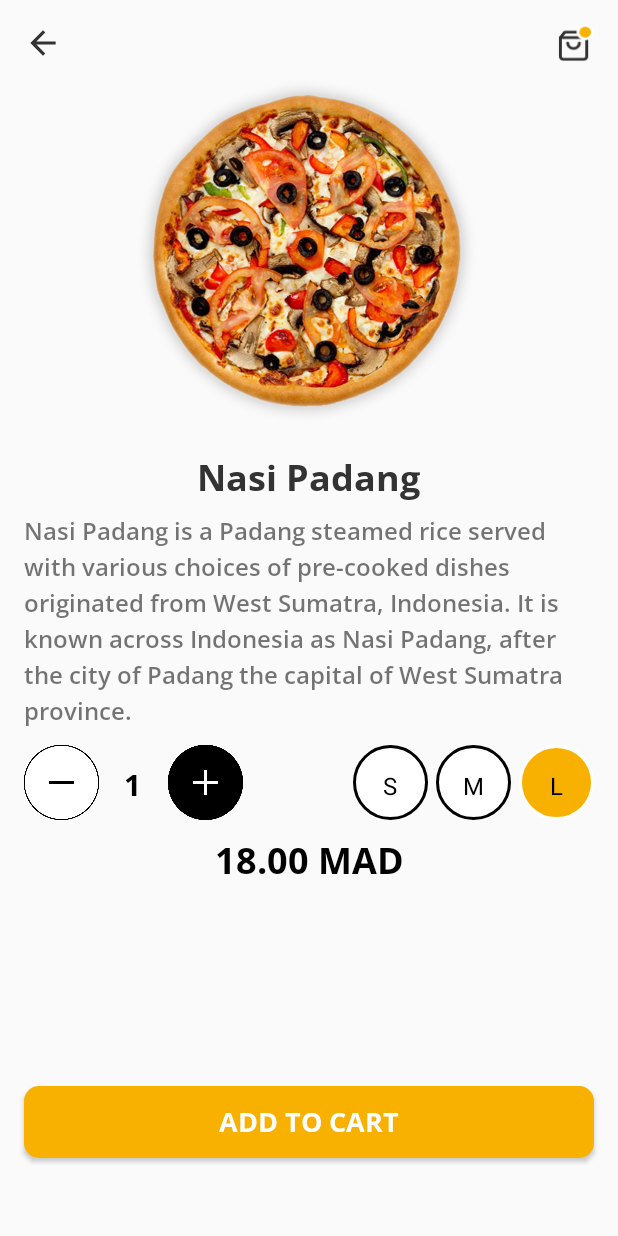
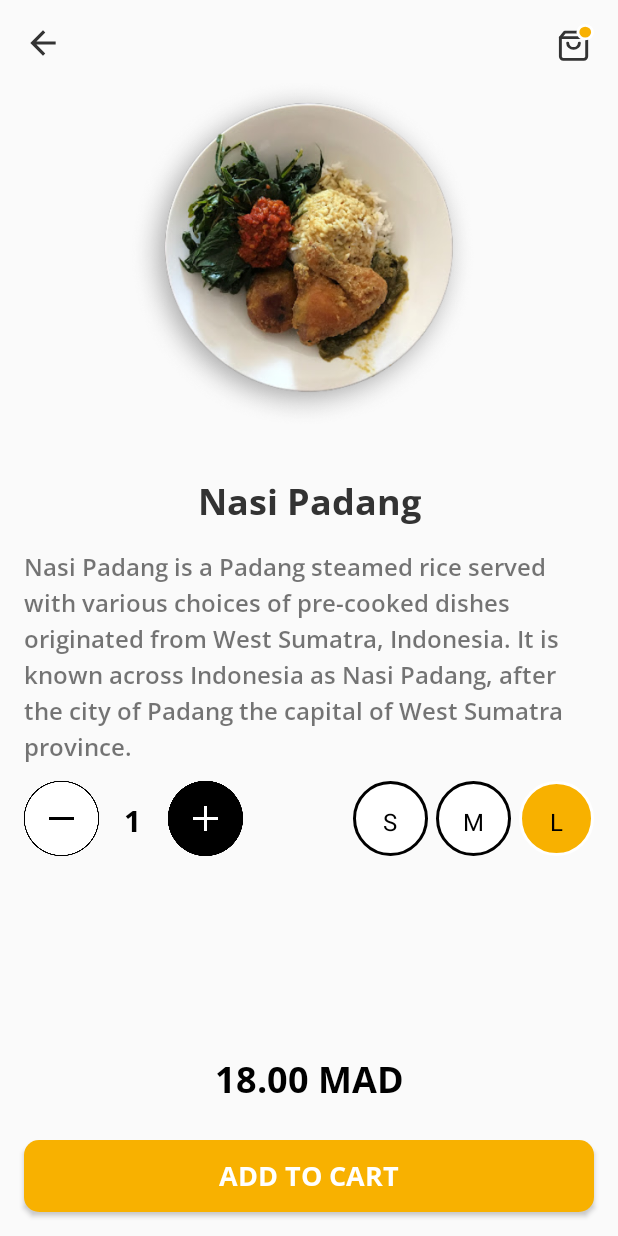
Before and after one commit to mouadbenhomane/PizzaHub-Delivery, an Android app: the layout pizza_details.xml on its own in the app's theme, with its tools: preview values and no code run, on a phone screen of 412 x 824 dp. Run offline under Robolectric (Android 15) with nearby library versions, the phone set to English and light mode, and no system bars.

Commit message:
Revert "Update some things"
This reverts commit cdf9dfa83acb51a2843024e619abb18a1011c977.

```diff
--- a/PizzaHub-delivery/app/build.gradle
+++ b/PizzaHub-delivery/app/build.gradle
@@ -28,7 +28,6 @@ dependencies {
 
     implementation 'androidx.appcompat:appcompat:1.1.0'
     implementation 'androidx.constraintlayout:constraintlayout:1.1.3'
-    implementation 'com.google.android.material:material:1.5.0'
     testImplementation 'junit:junit:4.12'
     androidTestImplementation 'androidx.test.ext:junit:1.1.1'
     androidTestImplementation 'androidx.test.espresso:espresso-core:3.2.0'
--- a/PizzaHub-delivery/app/src/main/res/layout/activity_main.xml
+++ b/PizzaHub-delivery/app/src/main/res/layout/activity_main.xml
@@ -9,7 +9,6 @@
     android:layout_width="match_parent"
     android:layout_height="match_parent"
     tools:context=".MainActivity">
-
 
     <ImageView
         android:id="@+id/logo"
--- a/PizzaHub-delivery/app/src/main/res/layout/pizza_details.xml
+++ b/PizzaHub-delivery/app/src/main/res/layout/pizza_details.xml
@@ -14,19 +14,18 @@
         app:layout_constraintEnd_toEndOf="parent"
         app:layout_constraintStart_toStartOf="parent"
         app:layout_constraintTop_toBottomOf="@+id/back"
-        app:srcCompat="@drawable/pizza1" />
+        app:srcCompat="@drawable/recommended1" />
 
     <TextView
         android:id="@+id/name"
         android:layout_width="wrap_content"
         android:layout_height="wrap_content"
-        android:layout_marginTop="4dp"
+        android:layout_marginTop="20dp"
         android:fontFamily="@font/open_sans_bold"
         android:text="Nasi Padang"
         android:textColor="#333333"
         android:textSize="24sp"
         app:layout_constraintEnd_toEndOf="parent"
-        app:layout_constraintHorizontal_bias="0.498"
         app:layout_constraintStart_toStartOf="parent"
         app:layout_constraintTop_toBottomOf="@+id/pizzaImg" />
 
@@ -48,21 +47,21 @@
         android:id="@+id/price2"
         android:layout_width="wrap_content"
         android:layout_height="wrap_content"
-        android:layout_marginTop="10dp"
+        android:layout_marginBottom="24dp"
         android:fontFamily="@font/open_sans_bold"
         android:text="18.00 MAD"
         android:textColor="#000000"
         android:textSize="24sp"
+        app:layout_constraintBottom_toTopOf="@+id/addToCard"
         app:layout_constraintEnd_toEndOf="parent"
-        app:layout_constraintStart_toStartOf="parent"
-        app:layout_constraintTop_toBottomOf="@+id/genderRadioGroup" />
+        app:layout_constraintStart_toStartOf="parent" />
 
     <TextView
         android:id="@+id/textView8"
         android:layout_width="0dp"
         android:layout_height="wrap_content"
         android:layout_marginStart="16dp"
-        android:layout_marginTop="8dp"
+        android:layout_marginTop="16dp"
         android:layout_marginEnd="16dp"
         android:fontFamily="@font/open_sans_semibold"
         android:lineSpacingExtra="2dp"
@@ -78,9 +77,8 @@
         android:layout_width="0dp"
         android:layout_height="wrap_content"
         android:layout_marginStart="16dp"
-        android:layout_marginTop="40dp"
         android:layout_marginEnd="16dp"
-        android:layout_marginBottom="20dp"
+        android:layout_marginBottom="16dp"
         android:background="@drawable/add_to_cart_bg"
         android:fontFamily="@font/open_sans_bold"
         android:text="Add to cart"
@@ -88,10 +86,7 @@
         android:textSize="18sp"
         app:layout_constraintBottom_toBottomOf="parent"
         app:layout_constraintEnd_toEndOf="parent"
-        app:layout_constraintHorizontal_bias="0.0"
-        app:layout_constraintStart_toStartOf="parent"
-        app:layout_constraintTop_toBottomOf="@+id/price2"
-        app:layout_constraintVertical_bias="0.744" />
+        app:layout_constraintStart_toStartOf="parent" />
 
     <Button
         android:id="@+id/minusPizza"
--- a/PizzaHub-delivery/app/src/main/res/values/styles.xml
+++ b/PizzaHub-delivery/app/src/main/res/values/styles.xml
@@ -4,7 +4,7 @@
     <style name="AppTheme" parent="Theme.AppCompat.Light.NoActionBar">
         <!-- Customize your theme here. -->
         <item name="colorPrimary">@color/colorPrimary</item>
-        <item name="colorPrimaryDark">#EF690C</item>
+        <item name="colorPrimaryDark">#3F9785</item>
         <item name="colorAccent">@color/colorAccent</item>
     </style>
 
```
Also changed, not shown: PizzaHub-delivery/app/src/main/java/com/ensa/pizzahub/MainActivity.java (+4 -7 lines).
